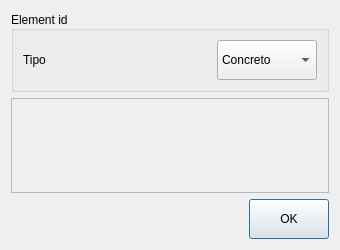
Qt form dev_files/ui design/Type_material_editor_view.ui (kny5/strucpy) before a commit.
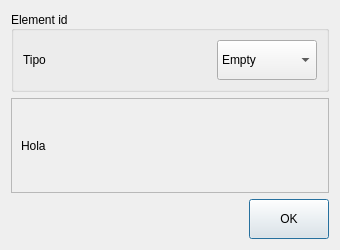
The same form after that commit.

Commit message: ui added elements and type selector editor

Patch:
```diff
--- a/dev_files/ui design/Type_material_editor_view.ui
+++ b/dev_files/ui design/Type_material_editor_view.ui
@@ -43,6 +43,11 @@
         <property name="layoutDirection">
          <enum>Qt::LeftToRight</enum>
         </property>
+        <item>
+         <property name="text">
+          <string>Empty</string>
+         </property>
+        </item>
         <item>
          <property name="text">
           <string>Concreto</string>
@@ -85,7 +90,7 @@
      <property name="widgetResizable">
       <bool>true</bool>
      </property>
-     <widget class="QWidget" name="fill_this">
+     <widget class="QWidget" name="scroll_content">
       <property name="geometry">
        <rect>
         <x>0</x>
@@ -94,7 +99,19 @@
         <height>92</height>
        </rect>
       </property>
-      <layout class="QVBoxLayout" name="verticalLayout_3"/>
+      <layout class="QVBoxLayout" name="verticalLayout_3">
+       <item>
+        <layout class="QVBoxLayout" name="fill_this">
+         <item>
+          <widget class="QLabel" name="message">
+           <property name="text">
+            <string>Hola</string>
+           </property>
+          </widget>
+         </item>
+        </layout>
+       </item>
+      </layout>
      </widget>
     </widget>
    </item>
```
The commit also changes 10 other files.
